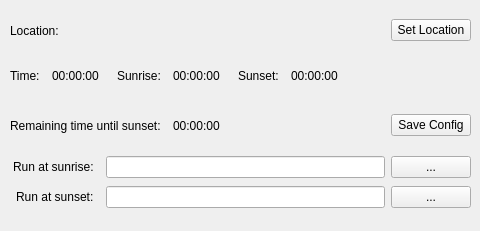
Before: the Qt Designer form QtSsMainWindow.ui in mairda/QtSunsetter, drawn with Qt 5.
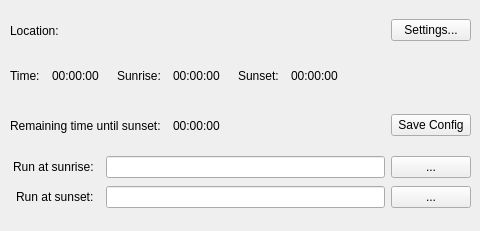
After: the same form once the commit is applied.

Commit message:
Modified the main window dialog to use Setup... as the text for the button to show the settings dialog.
Made save latitude/longitude use a similar functional model to save
sunrise/sunset program.

```diff
--- a/QtSsMainWindow.ui
+++ b/QtSsMainWindow.ui
@@ -78,7 +78,7 @@
     <item>
      <widget class="QPushButton" name="btnSetLocation">
       <property name="text">
-       <string>Set Location</string>
+       <string>Settings...</string>
       </property>
      </widget>
     </item>
```
The commit also changes 2 other files.
